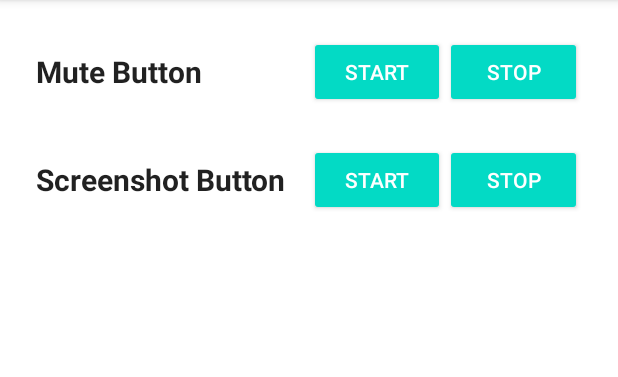
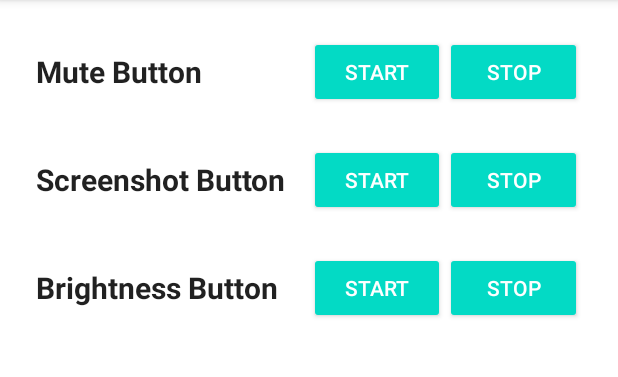
Before and after one commit to mangesh-sakordekar/Floating-Mute, an Android app: the screen it shows after launch (MainActivity), on a phone screen of 412 x 824 dp, the part 84-461 px from its top. Run offline under Robolectric (Android 15) with nearby library versions, the phone set to English and light mode, and no system bars.

Commit message:
Added brightness toggle option

```diff
--- a/app/src/main/java/com/example/floatingmute/MainActivity.kt
+++ b/app/src/main/java/com/example/floatingmute/MainActivity.kt
@@ -22,6 +22,8 @@ class MainActivity : AppCompatActivity() {
         val stopMuteButton = findViewById<Button>(R.id.stopButton)
         val startScreenshotButton = findViewById<Button>(R.id.startScreenshotButton)
         val stopScreenshotButton = findViewById<Button>(R.id.stopScreenshotButton)
+        val startBrightnessButton = findViewById<Button>(R.id.startBrightnessButton)
+        val stopBrightnessButton = findViewById<Button>(R.id.stopBrightnessButton)
 
         // Start Mute Button Service
         startMuteButton.setOnClickListener {
@@ -36,6 +38,21 @@ class MainActivity : AppCompatActivity() {
         // Stop Mute Button Service
         stopMuteButton.setOnClickListener {
             stopService(Intent(this, FloatingButtonService::class.java))
+        }
+
+        // Start Brightness Button Service
+        startBrightnessButton.setOnClickListener {
+            if (Settings.canDrawOverlays(this)) {
+                startService(Intent(this, BrightnessButtonService::class.java))
+            } else {
+                Toast.makeText(this, "Overlay permission required", Toast.LENGTH_SHORT).show()
+                requestOverlayPermission()
+            }
+        }
+
+        // Stop Brightness Button Service
+        stopBrightnessButton.setOnClickListener {
+            stopService(Intent(this, BrightnessButtonService::class.java))
         }
 
         // Start Screenshot Button Service
@@ -60,6 +77,8 @@ class MainActivity : AppCompatActivity() {
         }
     }
 
+
+
     // Handle screenshot permission result
     override fun onActivityResult(requestCode: Int, resultCode: Int, data: Intent?) {
         super.onActivityResult(requestCode, resultCode, data)
--- a/app/src/main/res/layout/activity_main.xml
+++ b/app/src/main/res/layout/activity_main.xml
@@ -85,4 +85,42 @@
 
     </LinearLayout>
 
+    <LinearLayout
+        android:layout_width="match_parent"
+        android:layout_height="wrap_content"
+        android:orientation="horizontal"
+        android:gravity="center_vertical"
+        android:weightSum="3"
+        android:layout_marginTop="24dp">
+
+        <!-- App Title -->
+        <TextView
+            android:id="@+id/brightnessText"
+            android:layout_width="0dp"
+            android:layout_height="wrap_content"
+            android:layout_weight="1.5"
+            android:text="Brightness Button"
+            android:textSize="20sp"
+            android:textStyle="bold"
+            android:textColor="?android:attr/textColorPrimary"
+            android:gravity="start" />
+
+        <Button
+            android:id="@+id/startBrightnessButton"
+            android:layout_width="0dp"
+            android:layout_height="wrap_content"
+            android:layout_weight="0.75"
+            android:text="Start"
+            style="?android:attr/buttonStyleSmall" />
+
+        <Button
+            android:id="@+id/stopBrightnessButton"
+            android:layout_width="0dp"
+            android:layout_height="wrap_content"
+            android:layout_weight="0.75"
+            android:text="Stop"
+            style="?android:attr/buttonStyleSmall" />
+
+    </LinearLayout>
+
 </LinearLayout>
```
Also changed, not shown: app/src/main/AndroidManifest.xml (+7 -1 lines), app/src/main/java/com/example/floatingmute/BrightnessButtonService.kt (added, +188 -0 lines), app/src/main/res/layout/floating_brightness_button.xml (added, +16 -0 lines), app/src/main/res/drawable/ic_brightness.png (added).
